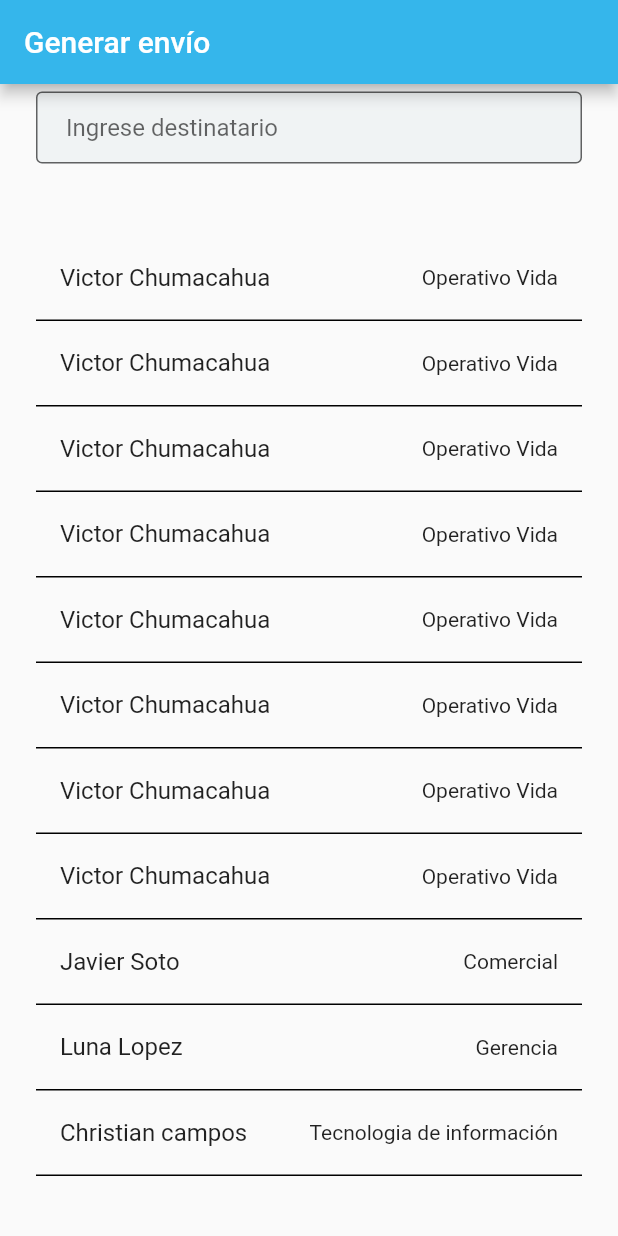
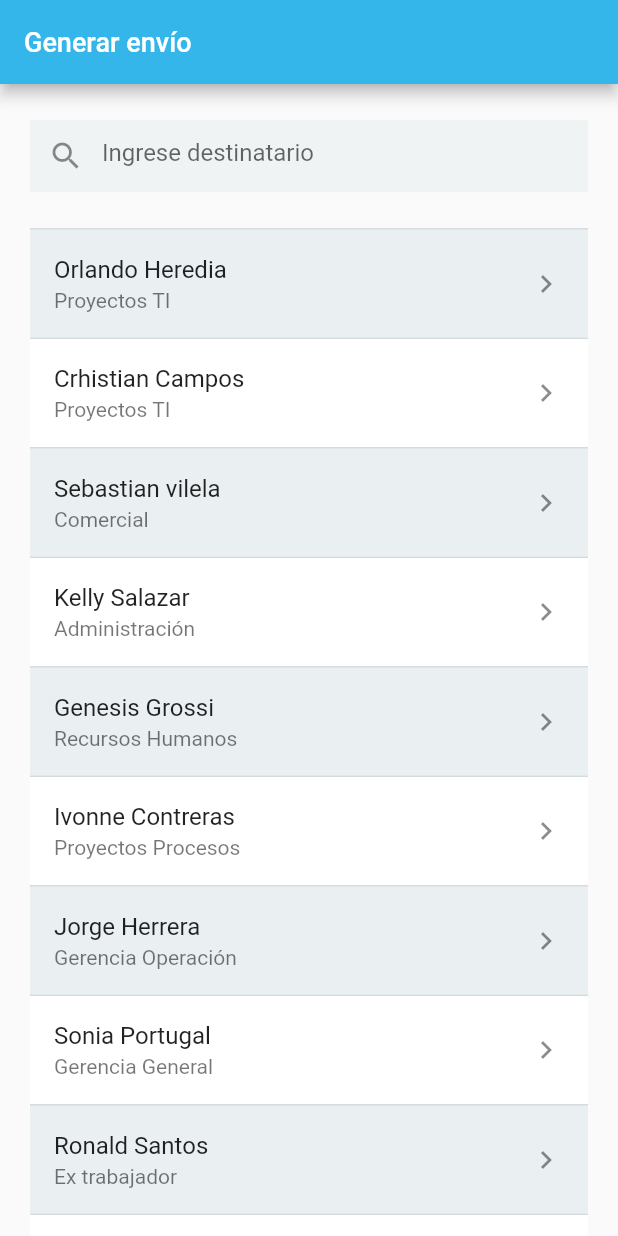
Before and after one commit to exact-ti/tramiteApp, a Flutter app: the screen it shows after launch, on a phone screen of 412 x 824 dp. Run offline on Flutter 3.47's test engine with Material 2 defaults, Android fonts, the phone set to English and light mode, and no system bars; our stand-ins replace shared_preferences; missing offline and left inert: oauth2.

Commit message:
subir cambios interfaz

```diff
--- a/lib/src/principal/principalController.dart
+++ b/lib/src/principal/principalController.dart
@@ -1,6 +1,8 @@
 class PrincipalController {
 
     List<Map<String,dynamic>>  ListarDestinario() {
+
+    //var tamano = text.length;
 
     final dato1 = {
       'nombre' : 'Orlando Heredia',
@@ -73,6 +75,16 @@ class PrincipalController {
         myList.add(dato12);
         myList.add(dato13);
 
+      List<Map<String,dynamic>> listarfiltrados = List<Map<String,dynamic>>();
+
+
+
+/*
+      for(Map<String,dynamic> onlylist in myList){
+         if(onlylist["nombre"].toString().substring(0,tamano) == text){
+            listarfiltrados.add(onlylist);
+         }
+      }*/
 
         return myList;
     }
--- a/lib/src/principal/principalPage.dart
+++ b/lib/src/principal/principalPage.dart
@@ -1,312 +1,169 @@
 import 'package:flutter/material.dart';
 import 'package:tramiteapp/src/principal/principalController.dart';
 
+class PrincipalPage extends StatefulWidget {
+  @override
+  _PrincipalPageState createState() => _PrincipalPageState();
+}
+
+class _PrincipalPageState extends State<PrincipalPage> {
+  @override
+  Widget build(BuildContext context) {
+
+    const colorplomo = const Color(0xFFEAEFF2);
+    const colorblanco = const Color(0xFFFFFFFF);
+    const colorborde = const Color(0xFFD5DCDF);
+
+
+    PrincipalController principalcontroller = new PrincipalController();
 
 TextEditingController _rutController = TextEditingController();
 
-class PrincipalPage extends StatefulWidget {
+    var listadestinatarios;
 
-  @override
-  _PrincipalPageState createState() => _PrincipalPageState();
+
+    Widget _myListView(String buscador) {
+
+      List<Widget> list = new List<Widget>();
+  /*
+      if(listadestinatarios==null){
+          list.add(new  Container(
+            child: new ListTile(
+            title: new Text(""),
+            )));
+
+       return new ListView(children: list
+      );
+      }*/
+
+      var listadestinataris = principalcontroller.ListarDestinario();
+      var booleancolor = true;
+      var colorwidget = colorblanco;
+      for (Map<String, dynamic> destinatario in listadestinataris) {
+
+        if(booleancolor){
+            colorwidget = colorplomo;
+            booleancolor=false;
+        }else{
+          colorwidget= colorblanco;
+            booleancolor=true;
+        }
+
+        list.add(new  Container(
+            child: new ListTile(
+            onTap: () {},
+            title: new Text(destinatario["nombre"]),
+            subtitle:new Text(destinatario["area"]) ,
+            trailing:Icon(Icons.keyboard_arrow_right)
+            ),
+            //height: 70,
+            alignment: Alignment.center,
+            decoration: new BoxDecoration(
+            color: colorwidget,
+            border: new Border(top: BorderSide(color:colorborde))
+            )));
+        print(destinatario["nombre"]);
+      }
+
+      return new ListView(children: list
+      );
+    }
+
+
+    String _text = "";
+
+
+    void onChangedApplyFormat(String text) {
+      /*var lista = principalcontroller.ListarDestinario(text);
+      for (Map<String, dynamic> list in lista) {
+        print(text.length);
+      }*/
+      listadestinatarios = principalcontroller.ListarDestinario();
+
+      setState(() =>
+      _text = text
+      ); // you need this
 
     }
 
-class _PrincipalPageState extends State<PrincipalPage> {
-
-
-
-
-
-      @override
-      Widget build(BuildContext context) {
-
-        Widget _myListView() {
-      return ListView(
-        children:<Widget>[
-        Container(
-        child: new ListTile(
-          title: new Text('Victor Chumacahua'),
-          trailing: new Text('Operativo Vida')
-        ),
-        decoration:
-            new BoxDecoration(
-                border: new Border(
-                    bottom: new BorderSide()
-                )
-            )
-        ),
-                Container(
-        child: new ListTile(
-          title: new Text('Victor Chumacahua'),
-          trailing: new Text('Operativo Vida')
-        ),
-        decoration:
-            new BoxDecoration(
-                border: new Border(
-                    bottom: new BorderSide()
-                )
-            )
-        ),
-                Container(
-        child: new ListTile(
-          title: new Text('Victor Chumacahua'),
-          trailing: new Text('Operativo Vida')
-        ),
-        decoration:
-            new BoxDecoration(
-                border: new Border(
-                    bottom: new BorderSide()
-                )
-            )
-        ),
-                Container(
-        child: new ListTile(
-          title: new Text('Victor Chumacahua'),
-          trailing: new Text('Operativo Vida')
-        ),
-        decoration:
-            new BoxDecoration(
-                border: new Border(
-                    bottom: new BorderSide()
-                )
-            )
-        ),
-                Container(
-        child: new ListTile(
-          title: new Text('Victor Chumacahua'),
-          trailing: new Text('Operativo Vida')
-        ),
-        decoration:
-            new BoxDecoration(
-                border: new Border(
-                    bottom: new BorderSide()
-                )
-            )
-        ),
-                Container(
-        child: new ListTile(
-          title: new Text('Victor Chumacahua'),
-          trailing: new Text('Operativo Vida')
-        ),
-        decoration:
-            new BoxDecoration(
-                border: new Border(
-                    bottom: new BorderSide()
-                )
-            )
-        ),
-                Container(
-        child: new ListTile(
-          title: new Text('Victor Chumacahua'),
-          trailing: new Text('Operativo Vida')
-        ),
-        decoration:
-            new BoxDecoration(
-                border: new Border(
-                    bottom: new BorderSide()
-                )
-            )
-        ),
-                Container(
-        child: new ListTile(
-          title: new Text('Victor Chumacahua'),
-          trailing: new Text('Operativo Vida')
-        ),
-        decoration:
-            new BoxDecoration(
-                border: new Border(
-                    bottom: new BorderSide()
-                )
-            )
-        ),
-         Container(
-        child: new ListTile(
-          title: new Text('Javier Soto'),
-          trailing: new Text('Comercial')
-        ),
-        decoration:
-            new BoxDecoration(
-                border: new Border(
-                    bottom: new BorderSide()
-                )
-            )
-        ),
-         Container(
-        child: new ListTile(
-          title: new Text('Luna Lopez'),
-          trailing: new Text('Gerencia')
-        ),
-        decoration:
-            new BoxDecoration(
-                border: new Border(
-                    bottom: new BorderSide()
-                )
-            )
-        ),
-         Container(
-        child: new ListTile(
-          title: new Text('Christian campos'),
-          trailing: new Text('Tecnologia de información')
-        ),
-        decoration:
-            new BoxDecoration(
-                border: new Border(
-                    bottom: new BorderSide()
-                )
-            )
-        ),
-         Container(
-        child: new ListTile(
-          title: new Text('Orlando Heredia'),
-          trailing: new Text('Tramite Documental')
-        ),
-        decoration:
-            new BoxDecoration(
-                border: new Border(
-                    bottom: new BorderSide()
-                )
-            )
-        ),
-         Container(
-        child: new ListTile(
-          title: new Text('Ronald Santos'),
-          trailing: new Text('BCP')
-        ),
-        decoration:
-            new BoxDecoration(
-                border: new Border(
-                    bottom: new BorderSide()
-                )
-            )
-        ),
-         Container(
-        child: new ListTile(
-          title: new Text('Kathy Vega'),
-          trailing: new Text('BCP')
-        ),
-        decoration:
-            new BoxDecoration(
-                border: new Border(
-                    bottom: new BorderSide()
-                )
-            )
-        ),
-        Container(
-        child: new ListTile(
-          title: new Text('Yohan Mamani'),
-          trailing: new Text('BCP')
-        ),
-        decoration:
-            new BoxDecoration(
-                border: new Border(
-                    bottom: new BorderSide()
-                )
-            )
-        ),
-         Container(
-        child: new ListTile(
-          title: new Text('Kathetleen Macedo'),
-          trailing: new Text('BCP')
-        ),
-        decoration:
-            new BoxDecoration(
-                border: new Border(
-                    bottom: new BorderSide()
-                )
-            )
-        ),
-         Container(
-        child: new ListTile(
-          title: new Text('GianMarco Vargas'),
-          trailing: new Text('BCP')
-        ),
-        decoration:
-            new BoxDecoration(
-                border: new Border(
-                    bottom: new BorderSide()
-                )
-            )
-        ),
-         Container(
-        child: new ListTile(
-          title: new Text('Sebastian Vilela'),
-          trailing: new Text('BCP')
-        ),
-        decoration:
-            new BoxDecoration(
-                border: new Border(
-                    bottom: new BorderSide()
-                )
-            )
-        ),
-
-
-            ]
-      );
-    }
-     PrincipalController principalcontroller = new PrincipalController();
-
-     void onChangedApplyFormat(String text) {
-            var lista = principalcontroller.ListarDestinario();
-            for(Map<String, dynamic> list in lista){
-                 print(list["nombre"]);
-            }
-        print("dads");
-    }
 
     final destinatario = TextFormField(
       keyboardType: TextInputType.text,
       autofocus: false,
-    controller: _rutController,
+      //controller: _rutController,
       //textAlign: TextAlign.center,
-    onChanged: onChangedApplyFormat,
+      /*onChanged: (text) {
+              setState(() => _text = text); // you need this
+            },*/
       decoration: InputDecoration(
-          //border: InputBorder.none,
+        border: InputBorder.none,
         //focusedBorder: InputBorder.none,
-          border: OutlineInputBorder(),
+        prefixIcon:Icon(Icons.search),
+        //border: OutlineInputBorder(),
         filled: true,
         fillColor: Color(0xffF0F3F4),
         hintText: 'Ingrese destinatario',
-          contentPadding: EdgeInsets.fromLTRB(20.0, 8.0, 8.0, 20.0),
         //border: OutlineInputBorder(borderRadius: BorderRadius.circular(10.0)),
       ),
     );
 
     final titulo = Row(children: <Widget>[
-        Text('Generar envío'),
+      Text('Generar envío',   style: TextStyle(
+            fontSize: 10
+          )),
       SizedBox(width: 250, child: TextField()),
     ]);
-
-
 
     const PrimaryColor = const Color(0xFF35B6EB);
 return Scaffold(
       appBar: AppBar(
         backgroundColor: PrimaryColor,
-            title: Text('Generar envío'),
+        title: Text('Generar envío',   style: TextStyle(
+            fontSize: 18
+          )),
       ),
-          body: ListView(
-            shrinkWrap: true,
-            padding: EdgeInsets.only(left: 24.0, right: 24.0),
+      body:
+      Padding(
+      padding: const EdgeInsets.only(left:20,right: 20 ),
+        child: Column(
+        crossAxisAlignment: CrossAxisAlignment.stretch,
         children: <Widget>[
-              SizedBox(height: 5.0,),
-              destinatario,
-              SizedBox(height: 48.0),
-              Container(
-              /*decoration: BoxDecoration(
-              border: Border.all(
-                color: Colors.black,// set border color
-                width: 1.0),
-              ),*/
-              child: SizedBox(height: 639.0,
-              child:_myListView()
+          Align(
+            alignment: Alignment.topCenter,
+            child: Container(
+              alignment: Alignment.center,
+              height: screenHeightExcludingToolbar(context, dividedBy: 8),
+              width: double.infinity,
+              child: destinatario
+            ),
+          ),
+          Expanded(
+            child: Container(
+              alignment: Alignment.bottomCenter,
+              child:  _myListView("")
+            ),
           )
+        ],
+      ),
 )
 
-              ],
-          ),
+
     );
+
   }
 
+  Size screenSize(BuildContext context) {
+    return MediaQuery.of(context).size;
+  }
 
+  double screenHeight(BuildContext context,
+      {double dividedBy = 1, double reducedBy = 0.0}) {
+    return (screenSize(context).height - reducedBy) / dividedBy;
   }
+
+  double screenHeightExcludingToolbar(BuildContext context,
+      {double dividedBy = 1}) {
+    return screenHeight(context,
+        dividedBy: dividedBy, reducedBy: kToolbarHeight);
+  }
+}
```
Lines whose indentation alone changed are shown as unchanged.
